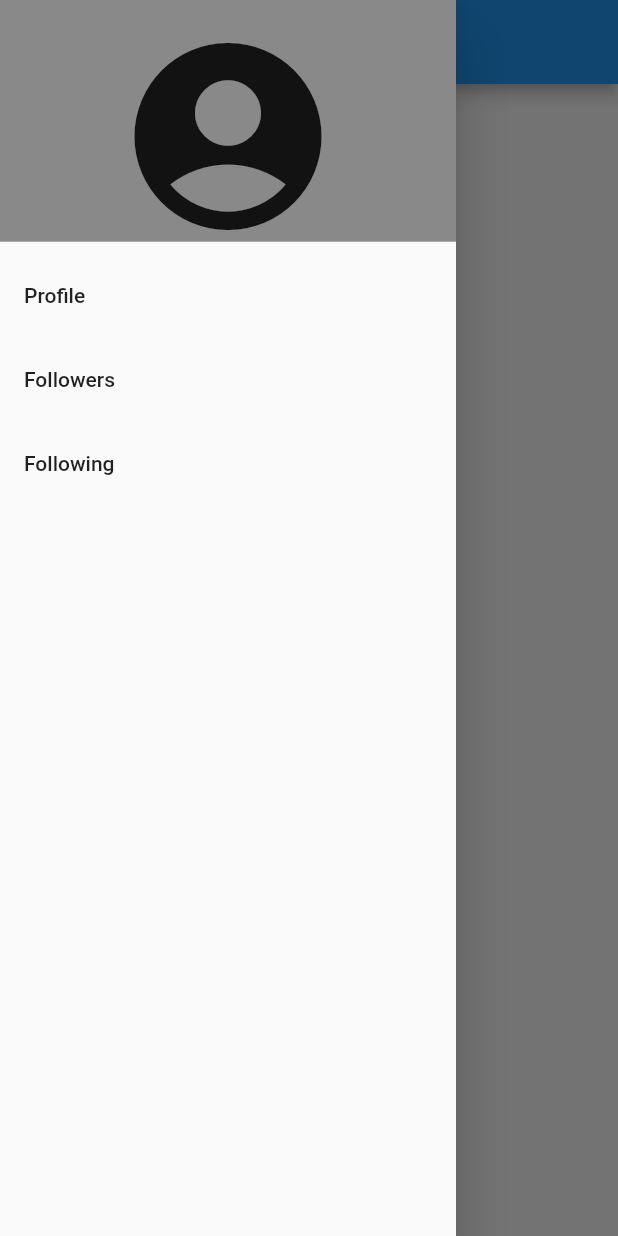
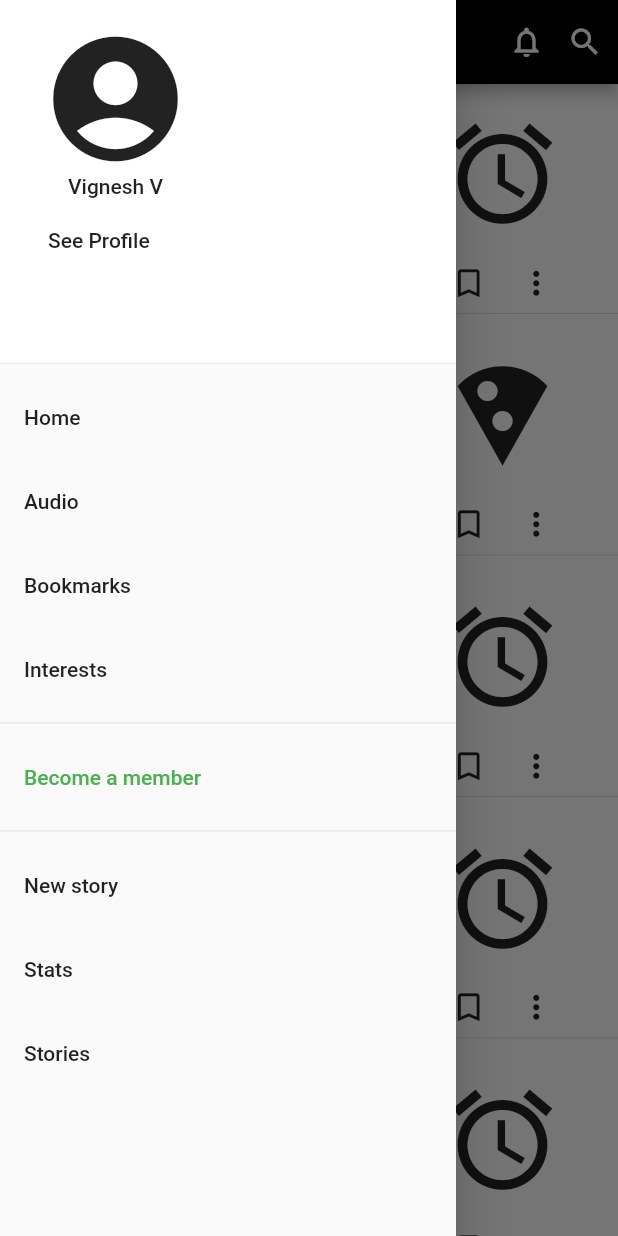
Before and after one commit to 2knal/Medium-clone, a Flutter app: the screen it shows after launch, with the side drawer open, on a phone screen of 412 x 824 dp. Run offline on Flutter 3.47's test engine with Material 2 defaults, Android fonts, the phone set to English and light mode, and no system bars.

Commit message:
Home, sidebar and profile pages modified, articles added

```diff
--- /dev/null
+++ b/lib/article.dart
@@ -0,0 +1,113 @@
+import 'package:flutter/material.dart';
+
+class MediumArticle extends StatelessWidget {
+  const MediumArticle({
+    Key key,
+    this.icon,
+    this.suggestedTopic,
+    this.title,
+    this.user,
+    this.date,
+  }) : super(key: key);
+  final IconData icon;
+  final String suggestedTopic;
+  final String title;
+  final String user;
+  final String date;
+
+  @override
+  Widget build(BuildContext context) {
+    return InkWell(
+            onTap:(){
+              print('hi');
+            },
+            child:
+     Padding(
+      padding: const EdgeInsets.fromLTRB(15.0, 20.0, 0.0, 0.0),
+      child: Column(
+        crossAxisAlignment: CrossAxisAlignment.start,
+        children: <Widget>[
+          Row(children: <Widget>[
+          Column(
+          crossAxisAlignment: CrossAxisAlignment.start,
+          children:<Widget>[
+          Text(
+            suggestedTopic,
+            style: const TextStyle(
+              fontSize: 15.0,
+              color: Colors.grey
+            ),
+          ),
+          const Padding(padding: EdgeInsets.symmetric(vertical: 2.0)),
+          Container(
+            width: 280,
+            child:Text(
+            title,
+            style: const TextStyle(
+              fontWeight: FontWeight.w500,
+              fontSize: 22.0,
+            ),
+          ),
+          ),
+
+          const Padding(padding: EdgeInsets.symmetric(vertical: 2.0)),
+          Text(
+            user,
+            style: const TextStyle(fontSize: 15.0,
+            color: Colors.grey
+            ),
+          ),
+          const Padding(padding: EdgeInsets.symmetric(vertical: 1.0)),
+          Text(
+            date,
+            style: const TextStyle(fontSize: 15.0,
+            color: Colors.grey,
+            ),
+          ),]
+          ),
+          Column(children: <Widget>[
+            Padding(
+            padding:const EdgeInsets.only(
+            left: 0,
+          ),
+            child:
+          Icon(
+            icon,
+            size: 80,
+          )
+          ),
+          Row(
+            children: <Widget>[
+            Padding(
+            padding:const EdgeInsets.only(
+            left: 0,
+            top: 20,
+          ),
+            child:
+          Icon(
+            Icons.bookmark_border,
+            size: 25,
+          ),
+          ),
+          Padding(
+            padding:const EdgeInsets.only(
+            left: 20,
+            top: 20,
+          ),
+            child:
+          Icon(
+            Icons.more_vert,
+            size:25,
+          ))],)
+
+          ],
+          )
+
+        ],
+      ),
+      Divider()
+      ],)
+     ),
+    );
+  }
+}
--- a/lib/drawer/drawerContents.dart
+++ b/lib/drawer/drawerContents.dart
@@ -7,41 +7,121 @@ class DrawerContents extends StatelessWidget {
 		return ListView(
 			padding: EdgeInsets.zero,
 			children: <Widget>[
-				DrawerHeader(
-					child: Icon(Icons.account_circle, size: 150.0,),
+        Container(
+          height: 250,
+          child:DrawerHeader(
+					child:
+          Padding(
+            padding: EdgeInsets.only(
+              right: 150,
+
+            ),
+          child:
+          Column(children: <Widget>[
+          Icon(Icons.account_circle, size: 100.0,),
+          Text(
+            'Vignesh V'
+          ),
+          ListTile(
+            title: Text(
+									'See Profile',
+								),
+								onTap: () {
+									// Pass random data to emulate logged in user
+									Navigator.pushNamed(context, "/profile");
+								},
+          )
+          ],
+          ),
+          ),
+
+
 					decoration: BoxDecoration(
-						color: Colors.black45,
+						color: Colors.white,
 					),
-				),
+				),),
+
 				Container(
 					//color: Colors.black45,
 					child: Column(
 						children: <Widget>[
 							ListTile(
 								title: Text(
-									'Profile',
+									'Home',
 								),
 								onTap: () {
 									// Pass random data to emulate logged in user
-									Navigator.pushNamed(context, "/profile");
+									Navigator.pushNamed(context, "/");
 								},
 							),
-							ListTile(
+              ListTile(
 								title: Text(
-									'Followers',
+									'Audio',
 								),
 								onTap: () {
-									Navigator.pushNamed(context, "/follower");
+									// Pass random data to emulate logged in user
+									Navigator.pushNamed(context, "/");
 								},
 							),
-							ListTile(
+              ListTile(
 								title: Text(
-									'Following',
+									'Bookmarks',
 								),
 								onTap: () {
-									Navigator.pushNamed(context, "/following");
+									// Pass random data to emulate logged in user
+									Navigator.pushNamed(context, "/");
 								},
 							),
+              ListTile(
+								title: Text(
+									'Interests',
+								),
+								onTap: () {
+									// Pass random data to emulate logged in user
+									Navigator.pushNamed(context, "/");
+								},
+							),
+              Divider(),
+              ListTile(
+								title: Text(
+									'Become a member',
+                  style: TextStyle(color: Colors.green),
+								),
+								onTap: () {
+									// Pass random data to emulate logged in user
+									Navigator.pushNamed(context, "/");
+								},
+							),
+              Divider(),
+              ListTile(
+								title: Text(
+									'New story',
+								),
+								onTap: () {
+									// Pass random data to emulate logged in user
+									Navigator.pushNamed(context, "/");
+								},
+							),
+              ListTile(
+								title: Text(
+									'Stats',
+								),
+								onTap: () {
+									// Pass random data to emulate logged in user
+									Navigator.pushNamed(context, "/");
+								},
+							),
+              ListTile(
+								title: Text(
+									'Stories',
+								),
+								onTap: () {
+									// Pass random data to emulate logged in user
+									Navigator.pushNamed(context, "/");
+								},
+							),
+
+
 						],
 					)
 				)
--- a/lib/drawer/profile.dart
+++ b/lib/drawer/profile.dart
@@ -7,7 +7,7 @@ class Profile extends StatelessWidget {
 	Widget build(BuildContext context) {
 
 		final ScreenArguments args = ModalRoute.of(context).settings.arguments;
-		String name = args == null ? 'logged in user' : args.name;
+		String name = args == null ? 'User' : args.name;
 		// print(args);
 
 		return MaterialApp(
@@ -16,15 +16,63 @@ class Profile extends StatelessWidget {
 			),
 			home: Scaffold(
 				appBar: AppBar(
-					title: Text('User Profile'),
+					title: Text('Profile'),
 				    automaticallyImplyLeading: true,
 					leading: IconButton(icon:Icon(Icons.arrow_back),
 						onPressed:() => Navigator.pop(context, false),
-					)
+					),
+          actions: <Widget>[
+            Icon(
+              Icons.more_vert,
+            )
+          ],
 				),
-        		// Real Stuff goes here!
 				body: Center(
-					child: Text('Profile of ' + name),
+
+					child:
+          Container(
+            height: 1000,
+            child: ListView(
+            children: <Widget>
+            [
+
+            Icon(Icons.account_circle,
+            size: 80,
+            ),
+            Text(name,
+            style: TextStyle(fontSize: 40),),
+            Divider(),
+            Container(
+              height: 200,
+              child:
+            ListView(
+              children: <Widget>[
+                Column(
+                  children: <Widget>[
+                  ListTile(
+								title: Text(
+									'Followers',
+								),
+								onTap: () {
+									Navigator.pushNamed(context, "/follower");
+								},
+							),
+							ListTile(
+								title: Text(
+									'Following',
+								),
+								onTap: () {
+									Navigator.pushNamed(context, "/following");
+								},
+              ),
+                ],)
+
+            ],)
+            ),
+          ],)
+          ,
+          )
+
 				),
 			),
 		);
--- a/lib/home.dart
+++ b/lib/home.dart
@@ -3,6 +3,7 @@ import './drawer/drawerContents.dart';
 import './drawer/profile.dart';
 import './drawer/follower.dart';
 import './drawer/following.dart';
+import 'package:medium_clone/article.dart';
 
 class Home extends StatefulWidget {
 	@override
@@ -27,22 +28,93 @@ class _HomeState extends State<Home> {
 				drawer: Drawer(
 					child: DrawerContents()
 				),
-				// backgroundColor: Colors.black,
+				backgroundColor: Colors.white,
 				appBar: AppBar(
 					title: Text('Home'),
-					//backgroundColor: Colors.black,
+					backgroundColor: Colors.black,
 					leading: Builder(
 						builder: (context) => IconButton(
 							icon: Icon(Icons.menu),
 							onPressed: () => Scaffold.of(context).openDrawer(),
 						)
-					)
+					),
+          actions: <Widget>[
+            Padding(
+              padding: EdgeInsets.only(
+                right: 15
+              ),
+              child:Icon(
+              Icons.notifications_none,
+            ) ,
+            ),
+            Padding(
+              padding: EdgeInsets.only(
+                right: 10
+              ),
+              child:Icon(
+              Icons.search,
+            ) ,
+            )
+
+          ],
 				),
 				body: Center(
-					child: Text(
-						'Medium home',
-						// style: TextStyle(color: Colors.white),
-					),
+					child: ListView(
+            children: <MediumArticle>[
+
+              MediumArticle(
+              suggestedTopic: 'PROGRAMMING',
+              title:'Flutter is damn awesome and heres why',
+              user:'Vignesh V',
+              date: '25/7/19 . 160 min read',
+              icon: Icons.access_alarm,
+              ),
+              MediumArticle(
+              suggestedTopic: 'Woahh',
+              title:'Hello',
+              user:'Ok',
+              date: '25/7/19',
+              icon: Icons.local_pizza,
+              ),
+
+              MediumArticle(
+              suggestedTopic: 'PROGRAMMING',
+              title:'Flutter is damn awesome and heres why',
+              user:'Vignesh V',
+              date: '25/7/19 . 160 min read',
+              icon: Icons.access_alarm,
+              ),
+              MediumArticle(
+              suggestedTopic: 'PROGRAMMING',
+              title:'Flutter is damn awesome and heres why',
+              user:'Vignesh V',
+              date: '25/7/19 . 160 min read',
+              icon: Icons.access_alarm,
+              ),
+              MediumArticle(
+              suggestedTopic: 'PROGRAMMING',
+              title:'Flutter is damn awesome and heres why',
+              user:'Vignesh V',
+              date: '25/7/19 . 160 min read',
+              icon: Icons.access_alarm,
+              ),
+              MediumArticle(
+              suggestedTopic: 'PROGRAMMING',
+              title:'Flutter is damn awesome and heres why',
+              user:'Vignesh V',
+              date: '25/7/19 . 160 min read',
+              icon: Icons.access_alarm,
+              ),
+              MediumArticle(
+              suggestedTopic: 'PROGRAMMING',
+              title:'Flutter is damn awesome and heres why',
+              user:'Vignesh V',
+              date: '25/7/19 . 160 min read',
+              icon: Icons.access_alarm,
+              ),
+            ],
+
+          )
 				),
 			)
 		);
```
Also changed, not shown: 1 other file.
